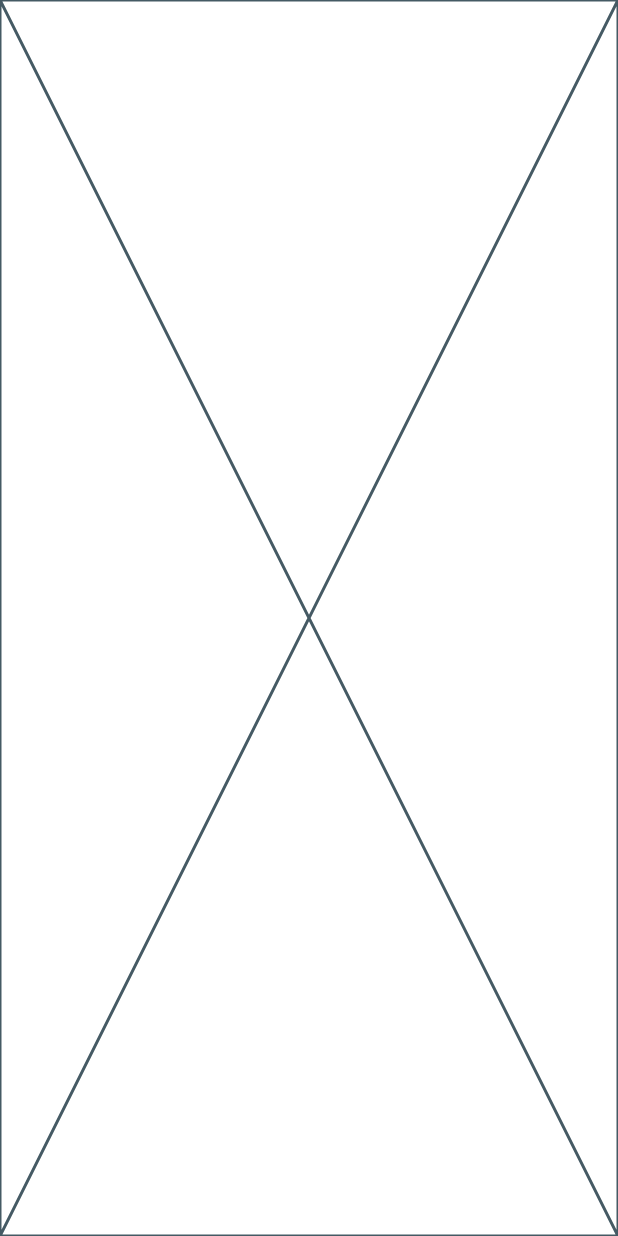
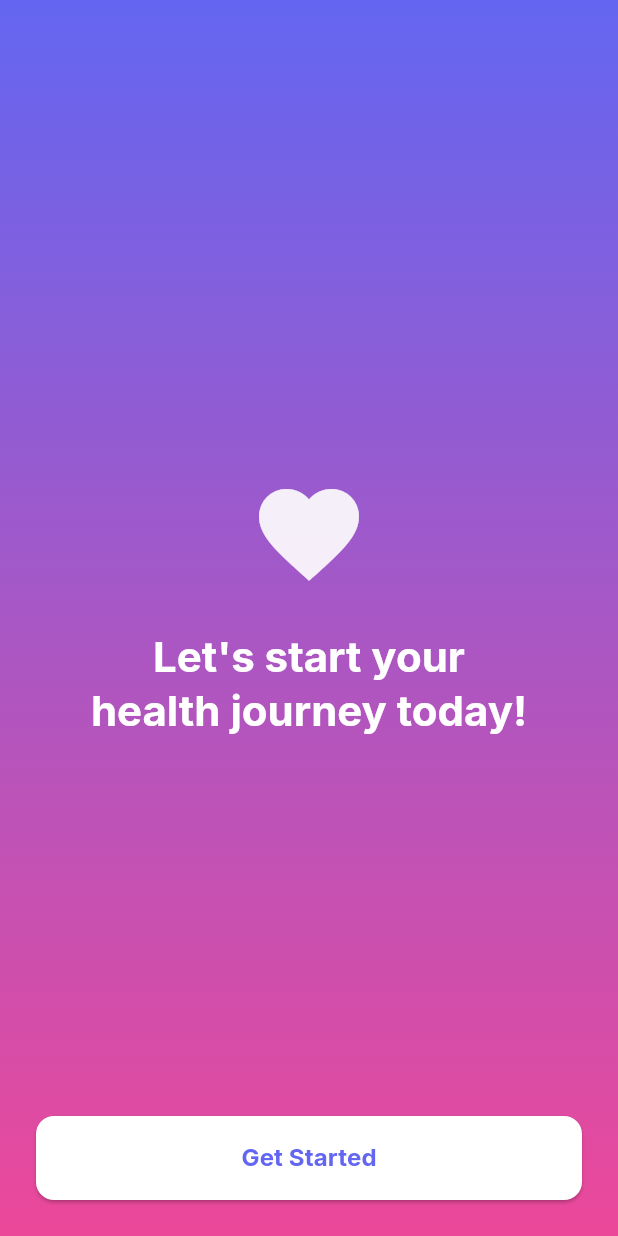
Before and after one commit to RITWIZSINGH/quamin-health-module-frontend, a Flutter app: the screen it shows after launch, on a phone screen of 412 x 824 dp. Run offline on Flutter 3.47's test engine with Material 3 defaults, Android fonts, the phone set to English and light mode, and no system bars; our stand-ins replace go_router, google_fonts.

Commit message:
Basic Launch screen made

```diff
--- a/lib/routes/router.dart
+++ b/lib/routes/router.dart
@@ -1,4 +1,3 @@
-import 'package:flutter/material.dart';
 import 'package:go_router/go_router.dart';
 import 'package:quamin_health_module/screens/launch_screen.dart';
 import 'package:quamin_health_module/screens/signup_screen.dart';
--- a/lib/screens/launch_screen.dart
+++ b/lib/screens/launch_screen.dart
@@ -1,15 +1,71 @@
 import 'package:flutter/material.dart';
+import 'package:go_router/go_router.dart';
 
-class LaunchScreen extends StatefulWidget {
+class LaunchScreen extends StatelessWidget {
   const LaunchScreen({super.key});
 
   @override
-  State<LaunchScreen> createState() => _LaunchScreenState();
-}
-
-class _LaunchScreenState extends State<LaunchScreen> {
-  @override
   Widget build(BuildContext context) {
-    return const Placeholder();
+    return Scaffold(
+      body: Container(
+        decoration: BoxDecoration(
+          gradient: LinearGradient(
+            begin: Alignment.topCenter,
+            end: Alignment.bottomCenter,
+            colors: [
+              Theme.of(context).colorScheme.primary,
+              Theme.of(context).colorScheme.secondary,
+            ],
+          ),
+        ),
+        child: SafeArea(
+          child: Padding(
+            padding: const EdgeInsets.all(24.0),
+            child: Column(
+              mainAxisAlignment: MainAxisAlignment.spaceBetween,
+              children: [
+                const SizedBox(height: 40),
+                Column(
+                  children: [
+                    Hero(
+                      tag: 'app_logo',
+                      child: Icon(
+                        Icons.favorite,
+                        size: 80,
+                        color: Colors.white.withValues(alpha: 0.9),
+                      ),
+                    ),
+                    const SizedBox(height: 24),
+                    Text(
+                      'Let\'s start your\nhealth journey today!',
+                      style: Theme.of(context).textTheme.headlineMedium?.copyWith(
+                            color: Colors.white,
+                            fontWeight: FontWeight.bold,
+                          ),
+                      textAlign: TextAlign.center,
+                    ),
+                  ],
+                ),
+                ElevatedButton(
+                  onPressed: () => context.go('/signup'),
+                  style: ElevatedButton.styleFrom(
+                    backgroundColor: Colors.white,
+                    minimumSize: const Size(double.infinity, 56),
+                  ),
+                  child: Text(
+                    'Get Started',
+                    style: TextStyle(
+                      color: Theme.of(context).colorScheme.primary,
+                      fontSize: 16,
+                      fontWeight: FontWeight.bold,
+                    ),
+                  ),
+                ),
+              ],
+            ),
+          ),
+        ),
+      ),
+    );
   }
 }
```
